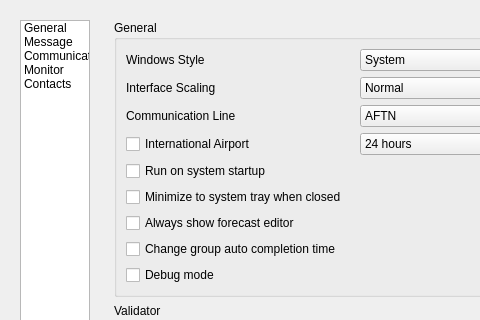
up1and/tafor, file tafor/components/ui/setting.ui: the form before one commit; both pictures show x 0 to 480 and y 0 to 320 of the 620 by 535 pixel window.
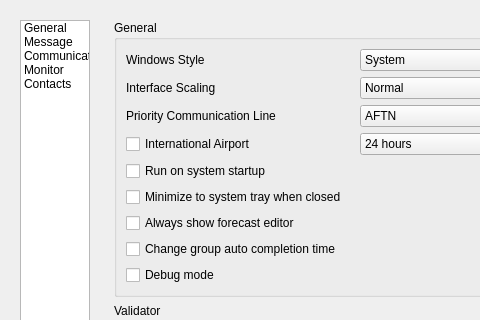
The form after the commit.

```diff
--- a/tafor/components/ui/setting.ui
+++ b/tafor/components/ui/setting.ui
@@ -195,7 +195,7 @@
             <item row="2" column="0">
              <widget class="QLabel" name="communicationLineLabel">
               <property name="text">
-               <string>Communication Line</string>
+               <string>Priority Communication Line</string>
               </property>
              </widget>
             </item>
```
